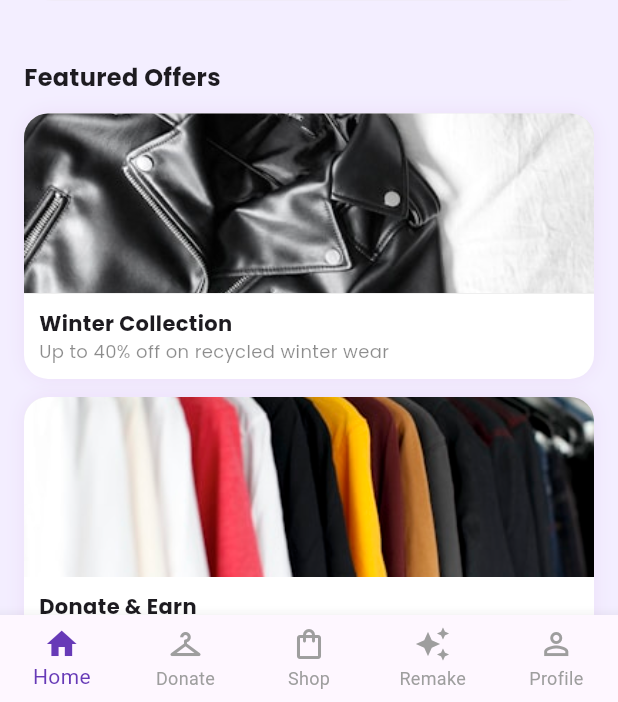
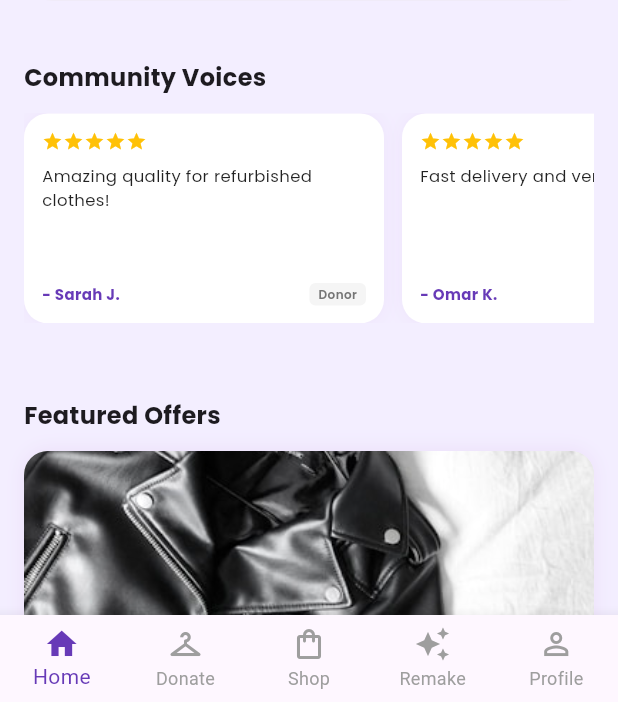
Before and after one commit to Nadeen218/ReCloth, a Flutter app: the HomeScreen screen opened directly, scrolled down 576 dp, on a phone screen of 412 x 824 dp, the part 534-1236 px from its top. Run offline on Flutter 3.47's test engine with Material 3 defaults, Android fonts, the phone set to English and light mode, and no system bars; our stand-ins replace google_fonts; network calls fail.

Commit message:
Added Profile, Edit Profile Screens and User Provider and update on Home Screen

```diff
--- /dev/null
+++ b/lib/providers/user_provider.dart
@@ -0,0 +1,12 @@
+import 'package:flutter/material.dart';
+
+class UserProvider with ChangeNotifier {
+  String _role = "Both"; // default
+
+  String get role => _role;
+
+  void setRole(String newRole) {
+    _role = newRole;
+    notifyListeners(); // to refresh screens depend on role
+  }
+}
--- a/lib/screens/home/home_screen.dart
+++ b/lib/screens/home/home_screen.dart
@@ -1,8 +1,11 @@
 import 'package:flutter/material.dart';
 import 'package:google_fonts/google_fonts.dart';
+import '../../providers/user_provider.dart';
 import '../donate/donate_screen.dart';
 import '../donate/track_donations_screen.dart';
 import '../shop/shop_screen.dart';
+import '../profile/profile_screen.dart';
+import 'package:provider/provider.dart';
 
 class HomeScreen extends StatefulWidget {
   final String role; //Buyer, Donor, Both
@@ -17,14 +20,17 @@ class HomeScreen extends StatefulWidget {
 class _HomeScreenState extends State<HomeScreen> {
   @override
   Widget build(BuildContext context) {
-    // select item depend on role
+    final userRole = Provider.of<UserProvider>(context).role;
+    //change depend on role
     List<BottomNavigationBarItem> navItems = [
       const BottomNavigationBarItem(icon: Icon(Icons.home), label: 'Home'),
-      if (widget.role == 'Donor' || widget.role == 'Both')
+      if (userRole == 'Donor' || userRole == 'Both')
         const BottomNavigationBarItem(icon: Icon(Icons.checkroom), label: 'Donate'),
-      const BottomNavigationBarItem(icon: Icon(Icons.shopping_bag_outlined), label: 'Shop'),
-      if (widget.role == 'Buyer' || widget.role == 'Both')
+      if (userRole == 'Buyer' || userRole == 'Both')
+        const BottomNavigationBarItem(icon: Icon(Icons.shopping_bag_outlined), label: 'Shop'),
+      if (userRole == 'Buyer' || userRole == 'Both')
         const BottomNavigationBarItem(icon: Icon(Icons.auto_awesome), label: 'Remake'),
+
       const BottomNavigationBarItem(icon: Icon(Icons.person_outline), label: 'Profile'),
     ];
 
@@ -36,7 +42,7 @@ class _HomeScreenState extends State<HomeScreen> {
             crossAxisAlignment: CrossAxisAlignment.start,
             children: [
               // header
-              _buildHeader(),
+              _buildHeader(userRole),
 
               const SizedBox(height: 16),
               Padding(
@@ -45,8 +51,7 @@ class _HomeScreenState extends State<HomeScreen> {
                   crossAxisAlignment: CrossAxisAlignment.start,
                   children: [
                     //Impact st
-                    if (widget.role == 'Donor' || widget.role == 'Both') ...[
-                      _buildImpactCard(),
+                    if (userRole == 'Donor' || userRole == 'Both') ...[                      _buildImpactCard(),
                       const SizedBox(height: 16),
                     ],
                     // Quick action
@@ -57,21 +62,25 @@ class _HomeScreenState extends State<HomeScreen> {
                       crossAxisSpacing: 12,
                       mainAxisSpacing: 12,
                       childAspectRatio: 1.3,
-                      children: _buildGridCards(context),
-                    ),
+                      children: _buildGridCards(context, userRole),                    ),
                     _buildAboutUsSection(),
                     const SizedBox(height: 20),
+                    _buildFeedbackSection(),
+                    const SizedBox(height: 50),
                     // featured offers
-                    Text('Featured Offers',
-                        style: GoogleFonts.poppins(fontSize: 16, fontWeight: FontWeight.bold)),
-                    const SizedBox(height: 12),
-                    _offerCard('Winter Collection', 'Up to 40% off on recycled winter wear', 'assets/winter.jpg'),
-                    const SizedBox(height: 12),
-                    if (widget.role != 'Buyer')
+                    if (userRole == 'Buyer' || userRole == 'Both') ...[
+                      Text('Featured Offers', style: GoogleFonts.poppins(fontSize: 16, fontWeight: FontWeight.bold)),
+                      const SizedBox(height: 12),
+                      _offerCard('Winter Collection', 'Up to 40% off on recycled winter wear', 'assets/winter.jpg'),
+                      const SizedBox(height: 12),
+                    ],
+                    if (userRole == 'Donor' || userRole == 'Both') ...[
+                      if (userRole == 'Donor')
+                        Text('Featured Offers', style: GoogleFonts.poppins(fontSize: 16, fontWeight: FontWeight.bold)),
+                      const SizedBox(height: 12),
                       _offerCard('Donate & Earn', 'Get 20 bonus points on your next donation', 'assets/donateEarn.jpg'),
-                    const SizedBox(height: 16),
-                    _buildFeedbackSection(),
-                    const SizedBox(height: 20),
+                      const SizedBox(height: 16),
+                    ],
                   ],
                 ),
               ),
@@ -90,11 +99,15 @@ class _HomeScreenState extends State<HomeScreen> {
         onTap: (index) {
           // move depend on label
           String label = navItems[index].label!;
+          if (label == 'Home') {}
           if (label == 'Donate') {
             Navigator.push(context, MaterialPageRoute(builder: (_) => const DonateScreen()));
           } else if (label == 'Shop') {
             Navigator.push(context, MaterialPageRoute(builder: (_) => const ShopScreen()));
           } else if (label == 'Remake') {
+          }
+          else if (label == 'Profile') {
+            Navigator.push(context, MaterialPageRoute(builder: (_) => const ProfileScreen()));
           }
         },
       ),
@@ -102,11 +115,10 @@ class _HomeScreenState extends State<HomeScreen> {
   }
 
   // build depend on role
-  List<Widget> _buildGridCards(BuildContext context) {
+  List<Widget> _buildGridCards(BuildContext context, String userRole) {
     List<Widget> cards = [];
 
-    // doner option
-    if (widget.role == 'Donor' || widget.role == 'Both') {
+    if (userRole == 'Donor' || userRole == 'Both') {
       cards.add(_actionCard(Icons.checkroom, 'Donate', 'Give a second life', () {
         Navigator.push(context, MaterialPageRoute(builder: (_) => const DonateScreen()));
       }));
@@ -115,24 +127,25 @@ class _HomeScreenState extends State<HomeScreen> {
       }));
     }
 
-    // buyer option
-    if (widget.role == 'Buyer' || widget.role == 'Both') {
+    if (userRole == 'Buyer' || userRole == 'Both') {
       cards.add(_actionCard(Icons.shopping_bag_outlined, 'Shop', 'Recycled fashion', () {
         Navigator.push(context, MaterialPageRoute(builder: (_) => const ShopScreen()));
       }));
+
       cards.add(_actionCard(Icons.auto_awesome, 'Remake Studio', 'Suggest designs', () {
         // Navigator.push(context, MaterialPageRoute(builder: (_) => const RemakeStudioScreen()));
       }));
     }
 
-    // both
-    cards.add(_actionCard(Icons.card_giftcard, 'Rewards', 'Redeem points', () {}));
+    cards.add(_actionCard(Icons.card_giftcard, 'Rewards', 'Redeem points', () {
+      // Navigate to Rewards
+    }));
 
     return cards;
   }
 
 
-  Widget _buildHeader() {
+  Widget _buildHeader(String userRole) {
     return Container(
       padding: const EdgeInsets.all(20),
       decoration: const BoxDecoration(
@@ -147,7 +160,7 @@ class _HomeScreenState extends State<HomeScreen> {
             children: [
               Text('Hello, ${widget.name}! 👋',
                   style: GoogleFonts.poppins(fontSize: 20, fontWeight: FontWeight.bold, color: Colors.white)),
-              _buildRoleBadge(),
+              _buildRoleBadge(userRole),
               Text('Welcome back to ReCloth',
                   style: GoogleFonts.poppins(fontSize: 13, color: Colors.white70)),
             ],
@@ -158,7 +171,7 @@ class _HomeScreenState extends State<HomeScreen> {
     );
   }
 
-  Widget _buildRoleBadge() {
+  Widget _buildRoleBadge(String userRole) {
     return Container(
       padding: const EdgeInsets.symmetric(horizontal: 6, vertical: 2),
       decoration: BoxDecoration(
@@ -167,7 +180,7 @@ class _HomeScreenState extends State<HomeScreen> {
         border: Border.all(color: Colors.white30),
       ),
       child: Text(
-        widget.role.toUpperCase(),
+        userRole.toUpperCase(),
         style: GoogleFonts.poppins(fontSize: 9, fontWeight: FontWeight.bold, color: Colors.white),
       ),
     );
```
Also changed, not shown: lib/main.dart (+6 -2 lines), lib/screens/profile/edit_profile_screen.dart (added, +75 -0 lines), lib/screens/profile/profile_screen.dart (added, +244 -0 lines).
